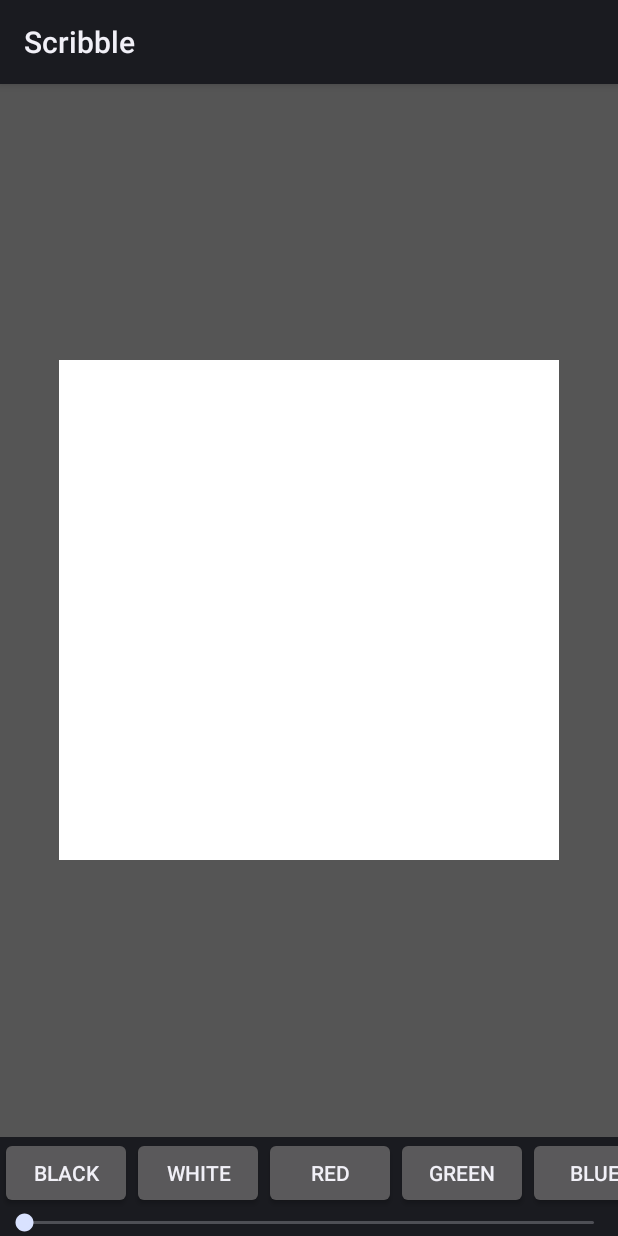
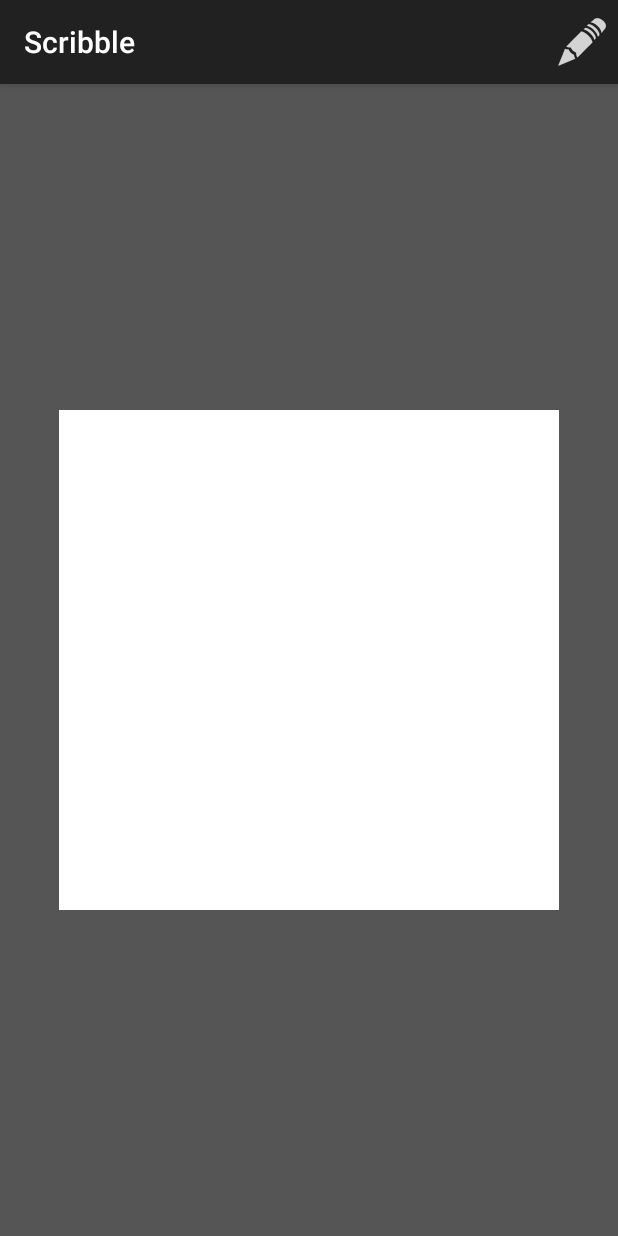
Before and after one commit to alex-richards/Scribble, an Android app: the screen it shows after launch (TestActivity before the commit, ExampleCanvasActivity after it), on a phone screen of 412 x 824 dp. Run offline under Robolectric (Android 15) with nearby library versions, the phone set to English and light mode, and no system bars.

Commit message:
New example project UI

```diff
--- a/Scribble/build.gradle
+++ b/Scribble/build.gradle
@@ -34,5 +34,7 @@ android {
 }
 
 dependencies {
+    compile 'com.android.support:appcompat-v7:18.0.0'
+
     compile project(':ScribbleLib')
 }
--- /dev/null
+++ b/Scribble/src/main/java/com/github/alexrichards/scribble/ExampleCanvasActivity.java
@@ -0,0 +1,237 @@
+package com.github.alexrichards.scribble;
+
+import android.graphics.Paint;
+import android.os.Bundle;
+import android.support.v4.widget.DrawerLayout;
+import android.support.v7.app.ActionBarActivity;
+import android.view.Gravity;
+import android.view.LayoutInflater;
+import android.view.Menu;
+import android.view.MenuInflater;
+import android.view.MenuItem;
+import android.view.View;
+import android.view.ViewGroup;
+import android.widget.AdapterView;
+import android.widget.BaseAdapter;
+import android.widget.GridView;
+
+import com.github.alexrichards.scribble.widget.BufferBuilder;
+import com.github.alexrichards.scribble.widget.ColorView;
+import com.github.alexrichards.scribble.widget.PaintBrush;
+import com.github.alexrichards.scribble.widget.ScribbleCanvas;
+import com.github.alexrichards.scribble.widget.SizeView;
+
+public class ExampleCanvasActivity extends ActionBarActivity {
+
+    private static final int BUFFER_SIZE = 500;
+
+    private static final int[] COLORS = {
+            0xFF000000,
+            0xFFFFFFFF,
+            0xFFFF0000,
+            0xFFFFFF00,
+            0xFF00FF00,
+            0xFF00FFFF,
+            0xFF0000FF,
+            0xFFFF00FF,
+    };
+
+    private static final float[] SIZES = {
+            1.0f,
+            5.0f,
+            10.0f,
+    };
+
+    private DrawerLayout drawerLayout;
+    private ScribbleCanvas scribbleCanvas;
+
+    @Override
+    protected void onCreate(Bundle savedInstanceState) {
+        super.onCreate(savedInstanceState);
+
+        setContentView(R.layout.activity_examplecanvas);
+
+        drawerLayout = (DrawerLayout) findViewById(R.id.view_container);
+
+        scribbleCanvas = (ScribbleCanvas) findViewById(R.id.view_canvas);
+        scribbleCanvas.setBuffer(new BufferBuilder(BUFFER_SIZE, BUFFER_SIZE).background(0xFFFFFFFF).build());
+
+        final Paint paint = new Paint();
+        paint.setAntiAlias(true);
+        paint.setStyle(Paint.Style.STROKE);
+        paint.setStrokeCap(Paint.Cap.ROUND);
+        paint.setColor(0x00000000);
+
+        scribbleCanvas.setBrush(new PaintBrush(paint));
+
+        final PaletteAdapter.PaletteCallback paletteCallback = new PaletteAdapter.PaletteCallback() {
+            @Override
+            public void onColorSelected(int color) {
+                final PaintBrush brush = (PaintBrush) scribbleCanvas.getBrush();
+                final Paint paint = brush.getPaint();
+                paint.setColor(color);
+                scribbleCanvas.setBrush(new PaintBrush(paint));
+                drawerLayout.closeDrawer(Gravity.END);
+            }
+
+            @Override
+            public void onSizeSelected(float size) {
+                final PaintBrush brush = (PaintBrush) scribbleCanvas.getBrush();
+                final Paint paint = brush.getPaint();
+                paint.setStrokeWidth(size);
+                scribbleCanvas.setBrush(new PaintBrush(paint));
+                drawerLayout.closeDrawer(Gravity.END);
+            }
+        };
+
+        final PaletteAdapter paletteAdapter = new PaletteAdapter(paletteCallback, COLORS, SIZES);
+
+        final GridView gridView = (GridView) findViewById(R.id.view_palette);
+        gridView.setAdapter(paletteAdapter);
+        gridView.setOnItemClickListener(paletteAdapter);
+    }
+
+    @Override
+    public boolean onCreateOptionsMenu(Menu menu) {
+        new MenuInflater(this).inflate(R.menu.activity_examplecanvas, menu);
+        return true;
+    }
+
+    @Override
+    public boolean onOptionsItemSelected(MenuItem item) {
+        if (item.getItemId() == R.id.menu_palette) {
+            if (drawerLayout.isDrawerOpen(Gravity.END)) {
+                drawerLayout.closeDrawer(Gravity.END);
+            } else {
+                drawerLayout.openDrawer(Gravity.END);
+            }
+            return true;
+        } else {
+            return super.onOptionsItemSelected(item);
+        }
+    }
+
+    private static class PaletteAdapter extends BaseAdapter implements AdapterView.OnItemClickListener {
+
+        private static final int TYPE_COLOR = 0;
+        private static final int TYPE_SIZE = 1;
+        private static final int TYPE_EMPTY = 2;
+        private static final int TYPE_COUNT = 3;
+
+        private final PaletteCallback paletteCallback;
+
+        private final int[] colors;
+        private final float[] sizes;
+
+        public PaletteAdapter(PaletteCallback paletteCallback, int[] colors, float[] sizes) {
+            this.paletteCallback = paletteCallback;
+            this.colors = colors;
+            this.sizes = sizes;
+        }
+
+        @Override
+        public int getCount() {
+            return Math.max(colors.length, sizes.length) * 2;
+        }
+
+        @Override
+        public Object getItem(int position) {
+            return null;
+        }
+
+        @Override
+        public boolean hasStableIds() {
+            return true;
+        }
+
+        @Override
+        public long getItemId(int position) {
+            return position;
+        }
+
+        @Override
+        public int getItemViewType(int position) {
+            final int t = position % 2;
+            final int p = position / 2;
+            if (t == TYPE_COLOR && p < colors.length) {
+                return TYPE_COLOR;
+            } else if (t == TYPE_SIZE && p < sizes.length) {
+                return TYPE_SIZE;
+            }
+            return TYPE_EMPTY;
+        }
+
+        @Override
+        public int getViewTypeCount() {
+            return TYPE_COUNT;
+        }
+
+        @Override
+        public View getView(int position, View convertView, ViewGroup parent) {
+            switch (getItemViewType(position)) {
+                case TYPE_COLOR:
+                    return getColorView(position / 2, convertView, parent);
+                case TYPE_SIZE:
+                    return getSizeView(position / 2, convertView, parent);
+                case TYPE_EMPTY:
+                    return getEmptyView(convertView, parent);
+                default:
+                    throw new RuntimeException("Oh dear!!");
+            }
+        }
+
+        private View getColorView(int position, View convertView, ViewGroup parent) {
+            if (convertView == null) {
+                convertView = LayoutInflater.from(parent.getContext()).inflate(R.layout.view_color, parent, false);
+            }
+
+            final ColorView colorView = (ColorView) convertView.findViewById(R.id.view_color);
+            colorView.setColor(colors[position]);
+
+            return convertView;
+        }
+
+        private View getSizeView(int position, View convertView, ViewGroup parent) {
+            if (convertView == null) {
+                convertView = LayoutInflater.from(parent.getContext()).inflate(R.layout.view_size, parent, false);
+            }
+
+            final SizeView sizeView = (SizeView) convertView.findViewById(R.id.view_size);
+            sizeView.setSize(sizes[sizes.length - 1], sizes[position]);
+
+            return convertView;
+        }
+
+        private View getEmptyView(View convertView, ViewGroup parent) {
+            if (convertView == null) {
+                convertView = LayoutInflater.from(parent.getContext()).inflate(R.layout.view_empty, parent, false);
+            }
+            return convertView;
+        }
+
+        @Override
+        public boolean isEnabled(int position) {
+            return getItemViewType(position) != TYPE_EMPTY;
+        }
+
+        @Override
+        public void onItemClick(AdapterView<?> parent, View view, int position, long id) {
+            if (paletteCallback != null) {
+                final int type = getItemViewType(position);
+                if (type == TYPE_COLOR) {
+                    paletteCallback.onColorSelected(colors[position / 2]);
+                } else if (type == TYPE_SIZE) {
+                    paletteCallback.onSizeSelected(sizes[position / 2]);
+                }
+            }
+        }
+
+        public interface PaletteCallback {
+
+            void onColorSelected(int color);
+
+            void onSizeSelected(float size);
+
+        }
+    }
+}
--- a/Scribble/src/main/java/com/github/alexrichards/scribble/TestActivity.java
+++ /dev/null
@@ -1,73 +0,0 @@
-package com.github.alexrichards.scribble;
-
-import android.app.Activity;
-import android.graphics.Paint;
-import android.os.Bundle;
-import android.util.SparseIntArray;
-import android.view.View;
-import android.widget.SeekBar;
-
-import com.github.alexrichards.scribble.widget.BufferBuilder;
-import com.github.alexrichards.scribble.widget.PaintBrush;
-import com.github.alexrichards.scribble.widget.ScribbleCanvas;
-
-public class TestActivity extends Activity {
-
-    private static final int[] IDS = {R.id.button_black, R.id.button_white, R.id.button_red, R.id.button_green, R.id.button_blue};
-    private static final SparseIntArray COLORS = new SparseIntArray();
-
-    static {
-        COLORS.put(R.id.button_black, 0xFF000000);
-        COLORS.put(R.id.button_white, 0xFFFFFFFF);
-        COLORS.put(R.id.button_red, 0xFFFF0000);
-        COLORS.put(R.id.button_green, 0xFF00FF00);
-        COLORS.put(R.id.button_blue, 0xFF0000FF);
-    }
-
-    private final Paint paint = new Paint();
-    private final PaintBrush paintBrush = new PaintBrush(paint);
-
-    {
-        paint.setAntiAlias(true);
-        paint.setStyle(Paint.Style.STROKE);
-        paint.setStrokeCap(Paint.Cap.ROUND);
-    }
-
-    private ScribbleCanvas scribbleCanvas;
-
-    @Override
-    protected void onCreate(Bundle savedInstanceState) {
-        super.onCreate(savedInstanceState);
-
-        setContentView(R.layout.activity_test);
-
-        scribbleCanvas = (ScribbleCanvas) findViewById(R.id.view_canvas);
-        scribbleCanvas.setBuffer(new BufferBuilder(500, 500).background(0xFFFFFFFF).build());
-        scribbleCanvas.setBrush(paintBrush);
-
-        for (final int id : IDS) {
-            final int color = COLORS.get(id);
-            findViewById(id).setOnClickListener(new View.OnClickListener() {
-                @Override
-                public void onClick(View view) {
-                    paint.setColor(color);
-                }
-            });
-        }
-
-        ((SeekBar) findViewById(R.id.view_size)).setOnSeekBarChangeListener(new SeekBar.OnSeekBarChangeListener() {
-            @Override
-            public void onProgressChanged(SeekBar seekBar, int i, boolean b) {
-                paint.setStrokeWidth(i / 10f);
-            }
-
-            @Override
-            public void onStartTrackingTouch(SeekBar seekBar) {
-            }
-
-            @Override
-            public void onStopTrackingTouch(SeekBar seekBar) {
-            }
-        });
-    }
-}
--- /dev/null
+++ b/Scribble/src/main/java/com/github/alexrichards/scribble/widget/SizeView.java
@@ -0,0 +1,50 @@
+package com.github.alexrichards.scribble.widget;
+
+import android.content.Context;
+import android.graphics.Canvas;
+import android.graphics.Paint;
+import android.util.AttributeSet;
+
+public class SizeView extends SquareView {
+
+    private final Paint paint = new Paint();
+
+    {
+        paint.setColor(0xFF000000);
+        paint.setAntiAlias(true);
+        paint.setStyle(Paint.Style.FILL);
+    }
+
+    private float maxSize;
+    private float size;
+
+    public SizeView(Context context) {
+        super(context);
+    }
+
+    public SizeView(Context context, AttributeSet attrs) {
+        super(context, attrs);
+    }
+
+    public SizeView(Context context, AttributeSet attrs, int defStyle) {
+        super(context, attrs, defStyle);
+    }
+
+    public void setSize(float maxSize, float size) {
+        this.maxSize = maxSize;
+        this.size = size;
+    }
+
+    @Override
+    protected void onDraw(Canvas canvas) {
+        if (size > 0 && maxSize > 0) {
+            int pl = getPaddingLeft();
+            int w = getWidth() - (pl + getPaddingRight());
+            int pt = getPaddingTop();
+            int h = getHeight() - (pt + getPaddingBottom());
+            canvas.translate(pl, pt);
+            float s = Math.min(w, h) * (size / maxSize);
+            canvas.drawCircle(w / 2, h / 2, s / 2, paint);
+        }
+    }
+}
--- /dev/null
+++ b/Scribble/src/main/java/com/github/alexrichards/scribble/widget/SquareView.java
@@ -0,0 +1,28 @@
+package com.github.alexrichards.scribble.widget;
+
+import android.content.Context;
+import android.util.AttributeSet;
+import android.view.View;
+
+public class SquareView extends View {
+
+    public SquareView(Context context) {
+        super(context);
+    }
+
+    public SquareView(Context context, AttributeSet attrs) {
+        super(context, attrs);
+    }
+
+    public SquareView(Context context, AttributeSet attrs, int defStyle) {
+        super(context, attrs, defStyle);
+    }
+
+    @Override
+    protected void onMeasure(int widthMeasureSpec, int heightMeasureSpec) {
+        final int ws = MeasureSpec.getSize(widthMeasureSpec);
+        final int hs = MeasureSpec.getSize(heightMeasureSpec);
+        final int s = Math.max(ws, hs);
+        setMeasuredDimension(s, s);
+    }
+}
--- /dev/null
+++ b/Scribble/src/main/res/layout/activity_examplecanvas.xml
@@ -0,0 +1,25 @@
+<?xml version="1.0" encoding="utf-8"?>
+<android.support.v4.widget.DrawerLayout xmlns:android="http://schemas.android.com/apk/res/android"
+    android:id="@+id/view.container"
+    android:layout_width="match_parent"
+    android:layout_height="match_parent">
+
+    <com.github.alexrichards.scribble.widget.ScribbleCanvas
+        android:id="@+id/view.canvas"
+        android:orientation="vertical"
+        android:layout_weight="1"
+        android:layout_width="match_parent"
+        android:layout_height="0dp"
+        android:padding="28dp"
+        android:background="#555" />
+
+    <GridView
+        android:background="#999"
+        android:id="@+id/view.palette"
+        android:layout_gravity="end"
+        android:layout_width="160dp"
+        android:layout_height="match_parent"
+        android:numColumns="2"
+        android:stretchMode="columnWidth" />
+
+</android.support.v4.widget.DrawerLayout>
--- a/Scribble/src/main/res/layout/activity_test.xml
+++ /dev/null
@@ -1,64 +0,0 @@
-<?xml version="1.0" encoding="utf-8"?>
-<LinearLayout xmlns:android="http://schemas.android.com/apk/res/android"
-    xmlns:tools="http://schemas.android.com/tools"
-    android:layout_width="match_parent"
-    android:layout_height="match_parent"
-    android:orientation="vertical"
-    tools:context=".TestActivity">
-
-    <com.github.alexrichards.scribble.widget.ScribbleCanvas
-        android:id="@+id/view.canvas"
-        android:orientation="vertical"
-        android:layout_weight="1"
-        android:layout_width="match_parent"
-        android:layout_height="0dp"
-        android:padding="28dp"
-        android:background="#555" />
-
-    <HorizontalScrollView
-        android:layout_width="match_parent"
-        android:layout_height="wrap_content">
-
-        <LinearLayout
-            android:layout_width="wrap_content"
-            android:orientation="horizontal"
-            android:layout_height="wrap_content">
-
-            <Button
-                android:id="@+id/button.black"
-                android:layout_height="wrap_content"
-                android:layout_width="wrap_content"
-                android:text="@string/label.black" />
-
-            <Button
-                android:id="@+id/button.white"
-                android:layout_height="wrap_content"
-                android:layout_width="wrap_content"
-                android:text="@string/label.white" />
-
-            <Button
-                android:id="@+id/button.red"
-                android:layout_height="wrap_content"
-                android:layout_width="wrap_content"
-                android:text="@string/label.red" />
-
-            <Button
-                android:id="@+id/button.green"
-                android:layout_height="wrap_content"
-                android:layout_width="wrap_content"
-                android:text="@string/label.green" />
-
-            <Button
-                android:id="@+id/button.blue"
-                android:layout_height="wrap_content"
-                android:layout_width="wrap_content"
-                android:text="@string/label.blue" />
-
-        </LinearLayout>
-    </HorizontalScrollView>
-
-    <SeekBar
-        android:id="@+id/view.size"
-        android:layout_width="match_parent"
-        android:layout_height="wrap_content" />
-</LinearLayout>
--- /dev/null
+++ b/Scribble/src/main/res/layout/view_empty.xml
@@ -0,0 +1,5 @@
+<?xml version="1.0" encoding="utf-8"?>
+<com.github.alexrichards.scribble.widget.SquareView xmlns:android="http://schemas.android.com/apk/res/android"
+    android:layout_width="wrap_content"
+    android:layout_height="wrap_content"
+    android:layout_weight="1" />
--- /dev/null
+++ b/Scribble/src/main/res/menu/activity_examplecanvas.xml
@@ -0,0 +1,9 @@
+<?xml version="1.0" encoding="utf-8"?>
+<menu xmlns:android="http://schemas.android.com/apk/res/android">
+
+    <item
+        android:id="@+id/menu.palette"
+        android:showAsAction="ifRoom"
+        android:icon="@drawable/ic_action_palette" />
+
+</menu>
--- a/ScribbleLib/src/main/java/com/github/alexrichards/scribble/widget/PaintBrush.java
+++ b/ScribbleLib/src/main/java/com/github/alexrichards/scribble/widget/PaintBrush.java
@@ -12,11 +12,11 @@ public class PaintBrush extends Brush {
     private final RectF invalidate = new RectF();
 
     public PaintBrush(Paint paint) {
-        this.paint = paint;
+        this.paint = new Paint(paint);
     }
 
     public Paint getPaint() {
-        return paint;
+        return new Paint(paint);
     }
 
     @Override
@@ -26,7 +26,7 @@ public class PaintBrush extends Brush {
 
             path.computeBounds(invalidate, true);
 
-            float stroke = paint.getStrokeWidth();
+            float stroke = paint.getStrokeWidth() / 2;
             invalidate.inset(-stroke, -stroke);
 
             return invalidate;
```
Also changed, not shown: Scribble/src/main/AndroidManifest.xml (+4 -3 lines), Scribble/src/main/java/com/github/alexrichards/scribble/widget/ColorView.java (added, +39 -0 lines), Scribble/src/main/res/layout/view_color.xml (added, +7 -0 lines), Scribble/src/main/res/layout/view_size.xml (added, +7 -0 lines), Scribble/src/main/res/drawable-hdpi/ic_action_palette.png (added), Scribble/src/main/res/drawable-mdpi/ic_action_palette.png (added), Scribble/src/main/res/drawable-xhdpi/ic_action_palette.png (added), Scribble/src/main/res/drawable-xxhdpi/ic_action_palette.png (added).
